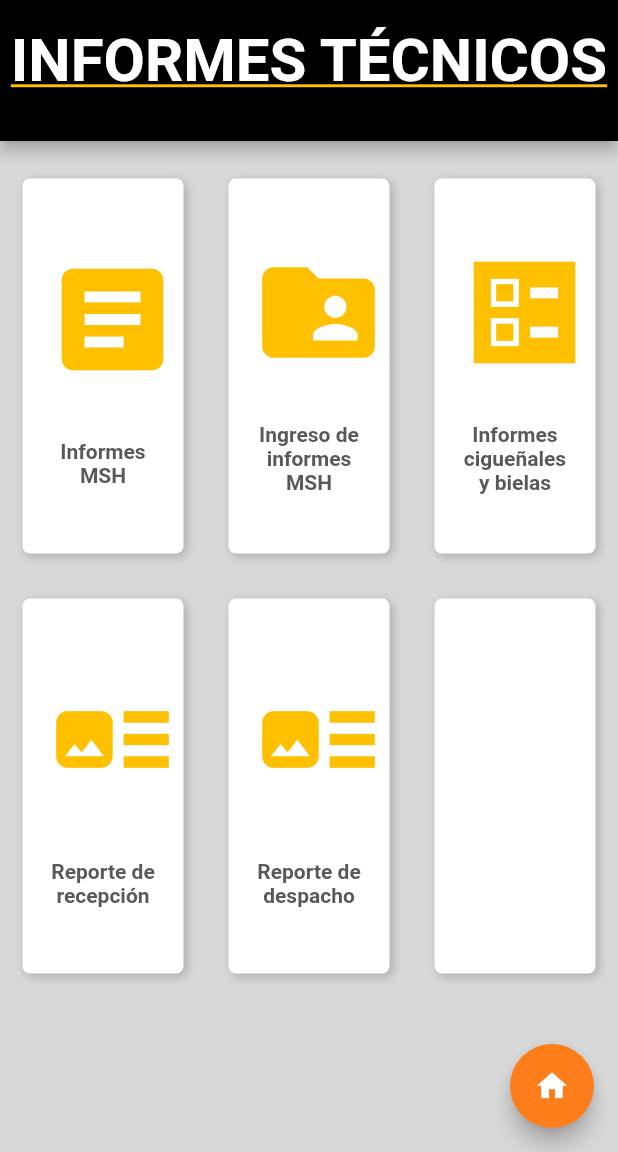
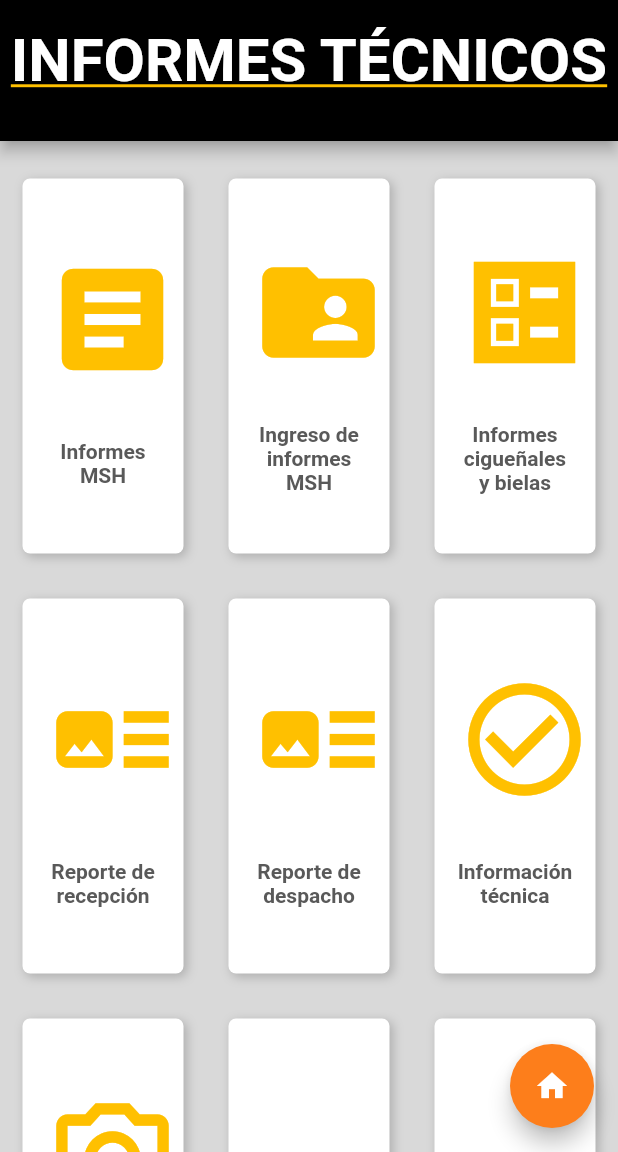
Before and after one commit to jortapie/quipu_ST, a Flutter app: the InformesDesktop screen opened directly, on a phone screen of 412 x 824 dp, the part 84-1236 px from its top. Run offline on Flutter 3.47's test engine with Material 2 defaults, Android fonts, the phone set to English and light mode, and no system bars; our stand-ins replace responsive_builder; Roboto replaces fonts that are missing (RobotoMono).

Commit message:
Información técnica y registro fotogrmáfico para validadores agregados

```diff
--- a/lib/src/informestecnicos/informes_desktop.dart
+++ b/lib/src/informestecnicos/informes_desktop.dart
@@ -51,6 +51,16 @@ class InformesDesktop extends StatelessWidget {
             'https://ferreyros-mvp.web.app/main/init-eval-reports'),
             crearBotonSecundario(Icons.art_track, 'Reporte de despacho',
             'https://ferreyros-mvp.web.app/main/init-eval-reports'),
+            crearBotonSecundario(Icons.check_circle_outline, 'Información técnica',
+            'https://app.awesome-table.com/-Mluo29BG_epmF_Ebh_5/view'),
+            // crearBotonNulo(),
+          ],
+        ),
+        TableRow(
+          children: [
+            crearBotonSecundario(Icons.photo_camera_outlined, 'Registro fotográfico',
+            'https://app.awesome-table.com/-Mlur6n6FkHAg6OClEkA/view'),
+            crearBotonNulo(),
             crearBotonNulo(),
           ],
         ),
```
